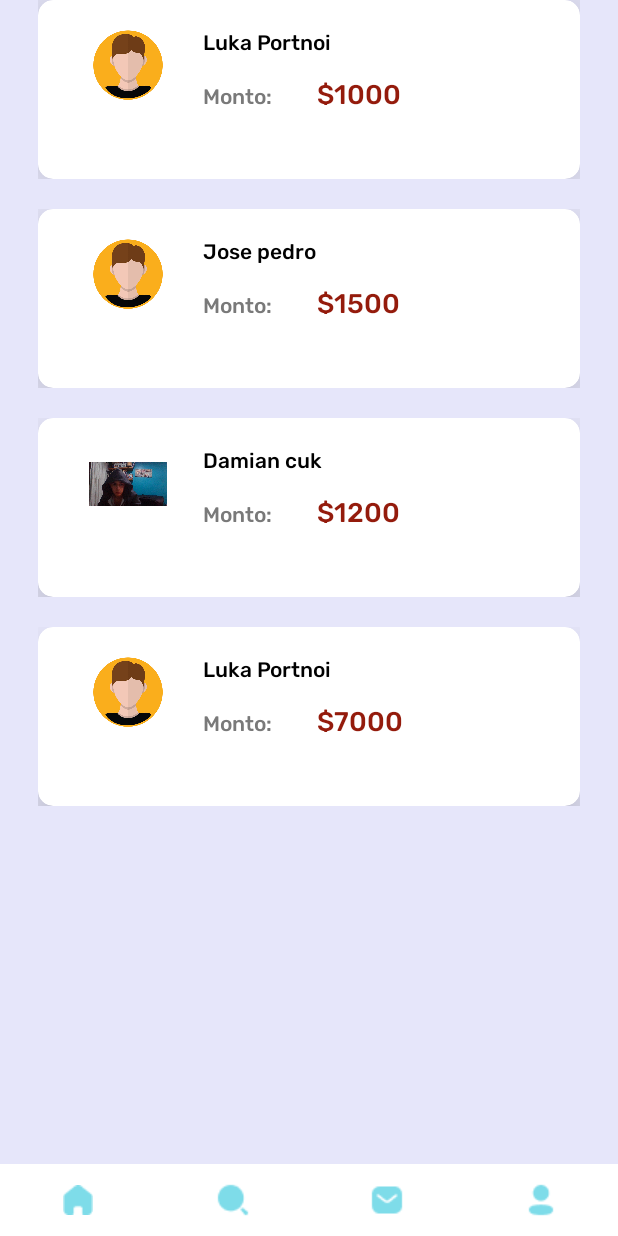
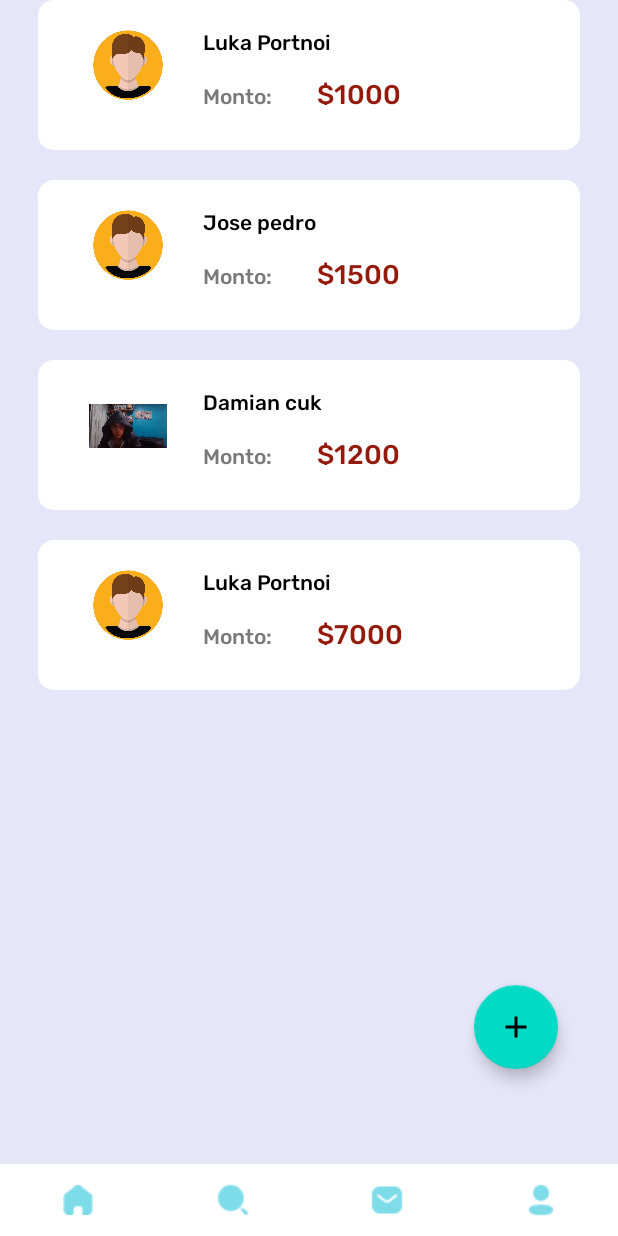
Before and after one commit to LoanGrounds/AndroidStudioLG, an Android app: the MainActivityInicio screen opened directly, with no data from a screen before it, on a phone screen of 412 x 824 dp. Run offline under Robolectric (Android 15) with nearby library versions, the phone set to English and light mode, and no system bars; Roboto replaces fonts that are not available here.

Commit message:
Actualizacion 17:50 21/05

```diff
--- a/ProyectFinal/app/src/main/java/com/example/ProyectoFinal/loangrounds/MainActivityInicio.java
+++ b/ProyectFinal/app/src/main/java/com/example/ProyectoFinal/loangrounds/MainActivityInicio.java
@@ -12,6 +12,8 @@ import com.example.ProyectoFinal.loangrounds.ListaRecomendados.Prestamo;
 import com.example.ProyectoFinal.loangrounds.Menu.CadaPrestamoFragment;
 import com.example.ProyectoFinal.loangrounds.Menu.CadaSolicitadoFragment;
 import com.example.ProyectoFinal.loangrounds.Menu.ContactoFragment;
+import com.example.ProyectoFinal.loangrounds.Menu.CrearPrestamoFragment;
+import com.example.ProyectoFinal.loangrounds.Menu.EditarPerfilFragment;
 import com.example.ProyectoFinal.loangrounds.Menu.MenuFragment;
 import com.example.ProyectoFinal.loangrounds.Menu.LupaFragment;
 import com.example.ProyectoFinal.loangrounds.Menu.SolicitadosFragment;
@@ -26,6 +28,8 @@ public class MainActivityInicio extends AppCompatActivity {
     SolicitadosFragment fragmentSolicitados;
     CadaPrestamoFragment fragmentCadaPrestamo;
     CadaSolicitadoFragment fragmentCadaSolicitado;
+    CrearPrestamoFragment fragmentCrearPrestamo;
+    EditarPerfilFragment fragmentEditarPerfil;
     private Object SupportFragmentManager;
 
 
@@ -64,6 +68,8 @@ public class MainActivityInicio extends AppCompatActivity {
         fragmentContacto = new ContactoFragment();
         fragmentCadaPrestamo= new CadaPrestamoFragment();
         fragmentCadaSolicitado=new CadaSolicitadoFragment();
+        fragmentCrearPrestamo=new CrearPrestamoFragment();
+        fragmentEditarPerfil=new EditarPerfilFragment();
     }
     public  void setFragmentMenu(){
 
@@ -94,6 +100,15 @@ public class MainActivityInicio extends AppCompatActivity {
 
     }
 
+    public  void setFragmentEditarPerfil(){
+        reemplazarFragmenbts(fragmentEditarPerfil);
+
+    }
+    public  void setFragmentCrearPrestamo(){
+        reemplazarFragmenbts(fragmentCrearPrestamo);
+
+    }
+
 
     public void EnviarMensaje(int position,  List<Prestamo> prestamoList){
         fragmentCadaPrestamo.enviarPosition(position, prestamoList);
--- a/ProyectFinal/app/src/main/java/com/example/ProyectoFinal/loangrounds/Menu/ContactoFragment.java
+++ b/ProyectFinal/app/src/main/java/com/example/ProyectoFinal/loangrounds/Menu/ContactoFragment.java
@@ -7,12 +7,16 @@ import androidx.fragment.app.Fragment;
 import android.view.LayoutInflater;
 import android.view.View;
 import android.view.ViewGroup;
+import android.widget.AdapterView;
+import android.widget.LinearLayout;
 
+import com.example.ProyectoFinal.loangrounds.MainActivityInicio;
 import com.example.ProyectoFinal.loangrounds.R;
 
 
 public class ContactoFragment extends Fragment {
     View layoutRhoot;
+    LinearLayout editarPerfil;
 
     public ContactoFragment() {
         // Required empty public constructor
@@ -31,6 +35,36 @@ public class ContactoFragment extends Fragment {
                              Bundle savedInstanceState) {
         // Inflate the layout for this fragment
         layoutRhoot = inflater.inflate(R.layout.fragment_contacto, container, false);
+
+        ObtenerReferencias();
         return layoutRhoot;
     }
+
+    private void ObtenerReferencias() {
+        editarPerfil=(LinearLayout) layoutRhoot.findViewById(R.id.editarPerfil);
+
+
+    }
+
+
+    public void SetearListners() {
+
+        editarPerfil.setOnClickListener(editarPerfil_Click);
+
+
+    }
+
+
+
+    View.OnClickListener editarPerfil_Click = new View.OnClickListener() {
+        @Override
+        public void onClick(View view) {
+
+
+            MainActivityInicio actividadContenedora;
+            actividadContenedora = (MainActivityInicio) getActivity();
+            actividadContenedora.setFragmentEditarPerfil();
+
+        }
+    };
 }
--- /dev/null
+++ b/ProyectFinal/app/src/main/java/com/example/ProyectoFinal/loangrounds/Menu/CrearPrestamoFragment.java
@@ -0,0 +1,38 @@
+package com.example.ProyectoFinal.loangrounds.Menu;
+
+import android.os.Bundle;
+
+import androidx.fragment.app.Fragment;
+
+import android.view.LayoutInflater;
+import android.view.View;
+import android.view.ViewGroup;
+
+import com.example.ProyectoFinal.loangrounds.R;
+
+
+public class CrearPrestamoFragment extends Fragment {
+
+    View layoutRhoot;
+
+    public CrearPrestamoFragment() {
+        // Required empty public constructor
+    }
+
+
+
+
+    @Override
+    public void onCreate(Bundle savedInstanceState) {
+        super.onCreate(savedInstanceState);
+
+    }
+
+    @Override
+    public View onCreateView(LayoutInflater inflater, ViewGroup container,
+                             Bundle savedInstanceState) {
+        // Inflate the layout for this fragment
+        layoutRhoot = inflater.inflate(R.layout.fragment_crear_prestamo, container, false);
+        return  layoutRhoot;
+    }
+}
--- /dev/null
+++ b/ProyectFinal/app/src/main/java/com/example/ProyectoFinal/loangrounds/Menu/EditarPerfilFragment.java
@@ -0,0 +1,36 @@
+package com.example.ProyectoFinal.loangrounds.Menu;
+
+import android.os.Bundle;
+
+import androidx.fragment.app.Fragment;
+
+import android.view.LayoutInflater;
+import android.view.View;
+import android.view.ViewGroup;
+
+import com.example.ProyectoFinal.loangrounds.R;
+
+
+public class EditarPerfilFragment extends Fragment {
+
+    View layoutRhoot;
+
+    public EditarPerfilFragment() {
+        // Required empty public constructor
+    }
+
+
+    @Override
+    public void onCreate(Bundle savedInstanceState) {
+        super.onCreate(savedInstanceState);
+
+    }
+
+    @Override
+    public View onCreateView(LayoutInflater inflater, ViewGroup container,
+                             Bundle savedInstanceState) {
+        // Inflate the layout for this fragment
+        layoutRhoot=inflater.inflate(R.layout.fragment_editar_perfil, container, false);
+        return layoutRhoot;
+    }
+}
--- a/ProyectFinal/app/src/main/java/com/example/ProyectoFinal/loangrounds/Menu/MenuFragment.java
+++ b/ProyectFinal/app/src/main/java/com/example/ProyectoFinal/loangrounds/Menu/MenuFragment.java
@@ -14,15 +14,17 @@ import android.widget.ListView;
 
 import com.example.ProyectoFinal.loangrounds.ListaRecomendados.ListaAdaptora;
 import com.example.ProyectoFinal.loangrounds.ListaRecomendados.Prestamo;
+import com.example.ProyectoFinal.loangrounds.MainActivity;
 import com.example.ProyectoFinal.loangrounds.MainActivityInicio;
 import com.example.ProyectoFinal.loangrounds.R;
+import com.google.android.material.floatingactionbutton.FloatingActionButton;
 
 import java.util.ArrayList;
 import java.util.List;
 
 
 public class MenuFragment extends Fragment {
-
+    FloatingActionButton fbtnCrearPrestamo;
     ListView listView;
     View layoutRhoot;
     List<Prestamo> prestamoList;
@@ -56,11 +58,25 @@ public class MenuFragment extends Fragment {
         prestamoList.add(new Prestamo(R.drawable.yo,"Damian cuk",1200));
         prestamoList.add(new Prestamo(R.drawable.deck,"Luka Portnoi",7000));
 
+        ObtenerReferencia();
 
-        listView = (ListView) layoutRhoot.findViewById(R.id.listView);
+
         ListaAdaptora adapter= new ListaAdaptora(getActivity(),R.layout.my_list_item,prestamoList);
         listView.setAdapter(adapter);
 
+        SetearListners();
+
+        return layoutRhoot;
+
+    }
+
+    private void ObtenerReferencia() {
+        listView = (ListView) layoutRhoot.findViewById(R.id.listView);
+        fbtnCrearPrestamo=(FloatingActionButton) layoutRhoot.findViewById(R.id.fbtnCrearPrestamo);
+    }
+
+
+    public void SetearListners() {
         listView.setOnItemClickListener(new AdapterView.OnItemClickListener(){
             @Override
             public void onItemClick(AdapterView<?> parent, View view, int position, long id) {
@@ -78,10 +94,21 @@ public class MenuFragment extends Fragment {
 
             }
         });
-        return layoutRhoot;
+        fbtnCrearPrestamo.setOnClickListener(fbtnCrearPrestamo_Click);
 
     }
 
+    View.OnClickListener fbtnCrearPrestamo_Click = new View.OnClickListener() {
+        @Override
+        public void onClick(View view) {
+
+
+            MainActivityInicio actividadContenedora;
+            actividadContenedora = (MainActivityInicio) getActivity();
+            actividadContenedora.setFragmentCrearPrestamo();
+
+        }
+    };
 
 
 }
--- a/ProyectFinal/app/src/main/java/com/example/ProyectoFinal/loangrounds/Menu/SolicitadosFragment.java
+++ b/ProyectFinal/app/src/main/java/com/example/ProyectoFinal/loangrounds/Menu/SolicitadosFragment.java
@@ -63,7 +63,7 @@ public class SolicitadosFragment extends Fragment {
                 actividadContenedora = (MainActivityInicio) getActivity();
 
                 actividadContenedora.setFragmentCadaSolicitado();
-                actividadContenedora.EnviarMensaje(position, prestamoList);
+                actividadContenedora.EnviarMensajeSolicitado(position, prestamoList);
 
 
 
--- /dev/null
+++ b/ProyectFinal/app/src/main/res/drawable/ic_baseline_add_circle_outline_24.xml
@@ -0,0 +1,5 @@
+<vector android:height="24dp" android:tint="#411CDC"
+    android:viewportHeight="24" android:viewportWidth="24"
+    android:width="24dp" xmlns:android="http://schemas.android.com/apk/res/android">
+    <path android:fillColor="@android:color/white" android:pathData="M19,13h-6v6h-2v-6H5v-2h6V5h2v6h6v2z"/>
+</vector>
--- a/ProyectFinal/app/src/main/res/layout/fragment_menu.xml
+++ b/ProyectFinal/app/src/main/res/layout/fragment_menu.xml
@@ -12,7 +12,7 @@
 
         <LinearLayout
             android:layout_width="match_parent"
-            android:layout_height="wrap_content"
+            android:layout_height="match_parent"
             android:orientation="vertical">
 
             <TextView
@@ -59,8 +59,32 @@
                 android:layout_gravity="center"
                 android:layout_marginTop="100dp"
                 android:divider="#00000000"
-                android:dividerHeight="20dp" />
+                android:dividerHeight="20dp"
+                android:visibility="visible">
+
+            </ListView>
+
         </LinearLayout>
     </ScrollView>
 
+    <androidx.constraintlayout.widget.ConstraintLayout
+        android:layout_width="match_parent"
+        android:layout_height="match_parent">
+
+        <com.google.android.material.floatingactionbutton.FloatingActionButton
+            android:id="@+id/fbtnCrearPrestamo"
+            android:layout_width="wrap_content"
+            android:layout_height="wrap_content"
+            android:layout_marginStart="168dp"
+            android:clickable="true"
+            android:foregroundGravity="right"
+            android:src="@drawable/ic_baseline_add_circle_outline_24"
+            app:layout_constraintBottom_toBottomOf="parent"
+            app:layout_constraintEnd_toEndOf="parent"
+            app:layout_constraintHorizontal_bias="0.786"
+            app:layout_constraintStart_toStartOf="parent"
+            app:layout_constraintTop_toTopOf="parent"
+            app:layout_constraintVertical_bias="0.912" />
+    </androidx.constraintlayout.widget.ConstraintLayout>
+
 </RelativeLayout>
--- a/ProyectFinal/app/src/main/res/layout/my_list_item.xml
+++ b/ProyectFinal/app/src/main/res/layout/my_list_item.xml
@@ -2,19 +2,17 @@
 <RelativeLayout xmlns:android="http://schemas.android.com/apk/res/android"
     xmlns:app="http://schemas.android.com/apk/res-auto"
     xmlns:tools="http://schemas.android.com/tools"
-    android:layout_width="match_parent"
-    android:layout_height="match_parent"
-    android:elevation="@dimen/cardview_compat_inset_shadow"
+    android:layout_width="361dp"
+    android:layout_height="119dp"
     android:gravity="center|top">
 
     <androidx.cardview.widget.CardView
-        android:layout_width="361dp"
-        android:layout_height="119dp"
+        android:layout_width="match_parent"
+        android:layout_height="match_parent"
         android:focusable="auto"
         android:scrollbars="vertical"
-        app:cardBackgroundColor="#FFFFFF"
         app:cardCornerRadius="10dp"
-        app:cardElevation="20dp">
+        app:cardElevation="2dp">
 
 
         <LinearLayout
```
Also changed, not shown: ProyectFinal/app/src/main/java/com/example/ProyectoFinal/loangrounds/ListaRecomendados/LupaAdapter.java (+18 -1 lines), ProyectFinal/app/src/main/java/com/example/ProyectoFinal/loangrounds/Menu/LupaFragment.java (+13 -0 lines), ProyectFinal/app/src/main/res/layout/fragment_contacto.xml (+5 -2 lines), ProyectFinal/app/src/main/res/layout/fragment_crear_prestamo.xml (added, +22 -0 lines), ProyectFinal/app/src/main/res/layout/fragment_editar_perfil.xml (added, +21 -0 lines), 150 other files.
